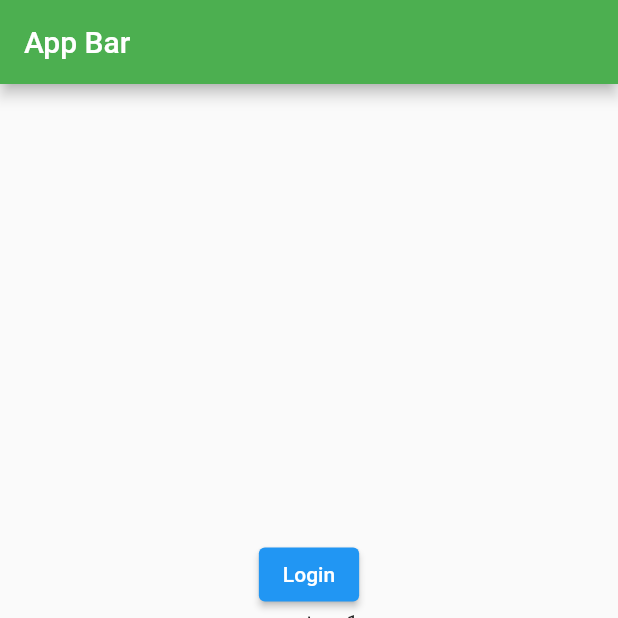
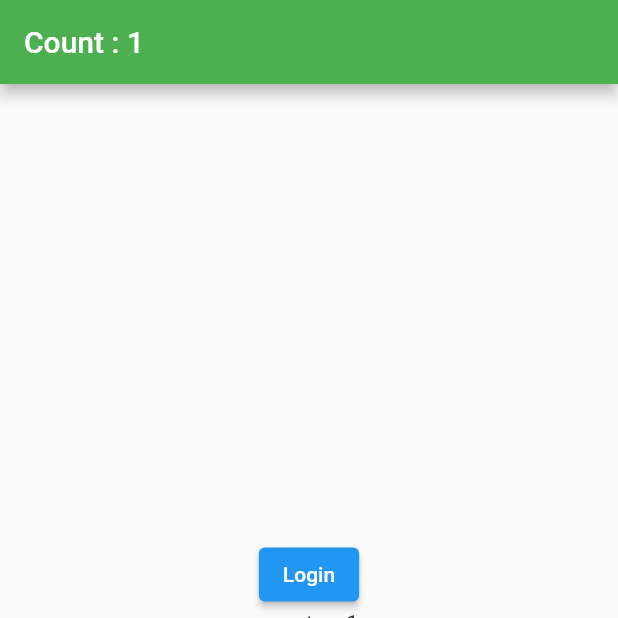
Before and after one commit to TalebRafiepour/flutter-demo, a Flutter app: the screen it shows after launch, after a tap on "Fab", on a phone screen of 412 x 824 dp, the top half of it. Run offline on Flutter 3.47's test engine with Material 2 defaults, Android fonts, the phone set to English and light mode, and no system bars.

Commit message:
add provider

```diff
--- a/lib/app.dart
+++ b/lib/app.dart
@@ -1,18 +1,23 @@
 import 'package:flutter/material.dart';
 import 'package:flutter_app/second_page.dart';
+import 'package:flutter_app/user_provider.dart';
+import 'package:provider/provider.dart';
 
 import 'home_page.dart';
 
 class MyApp extends StatelessWidget {
   @override
   Widget build(BuildContext context) {
-    return MaterialApp(
-      onGenerateRoute: onGenerateRoute,
-      theme: ThemeData(
-        primaryColor: Colors.green,
-        elevatedButtonTheme: ElevatedButtonThemeData(style: ButtonStyle()),
+    return ChangeNotifierProvider<UserProvider>(
+      create: (_) => UserProvider(),
+      child: MaterialApp(
+        onGenerateRoute: onGenerateRoute,
+        theme: ThemeData(
+          primaryColor: Colors.green,
+          elevatedButtonTheme: ElevatedButtonThemeData(style: ButtonStyle()),
+        ),
+        home: HomePage(),
       ),
-      home: HomePage(),
     );
   }
 }
--- a/lib/home_page.dart
+++ b/lib/home_page.dart
@@ -1,4 +1,6 @@
 import 'package:flutter/material.dart';
+import 'package:flutter_app/user_provider.dart';
+import 'package:provider/provider.dart';
 
 class HomePage extends StatefulWidget {
   @override
@@ -17,9 +19,10 @@ class _HomePageState extends State<HomePage> {
 
   @override
   Widget build(BuildContext context) {
+    var userProvider = context.watch<UserProvider>();
     return Scaffold(
       appBar: AppBar(
-        title: Text('App Bar'),
+        title: Text('Count : ${userProvider.count}'),
       ),
       body: Center(
         child: Column(
@@ -58,6 +61,7 @@ class _HomePageState extends State<HomePage> {
         onPressed: () {
           setState(() {
             counter++;
+            context.read<UserProvider>().increment();
           });
         },
         child: Text('Fab'),
--- /dev/null
+++ b/lib/user_provider.dart
@@ -0,0 +1,16 @@
+
+import 'package:flutter/foundation.dart';
+
+class UserProvider with ChangeNotifier {
+  int count = 0;
+
+  void increment(){
+    count++;
+    notifyListeners();
+  }
+
+  void decrement() {
+    count--;
+    notifyListeners();
+  }
+}
--- a/pubspec.yaml
+++ b/pubspec.yaml
@@ -24,6 +24,7 @@ dependencies:
   flutter:
     sdk: flutter
   http: ^0.13.3
+  provider: ^5.0.0
 
 
 
```
Also changed, not shown: lib/second_page.dart (+12 -0 lines), pubspec.lock.
